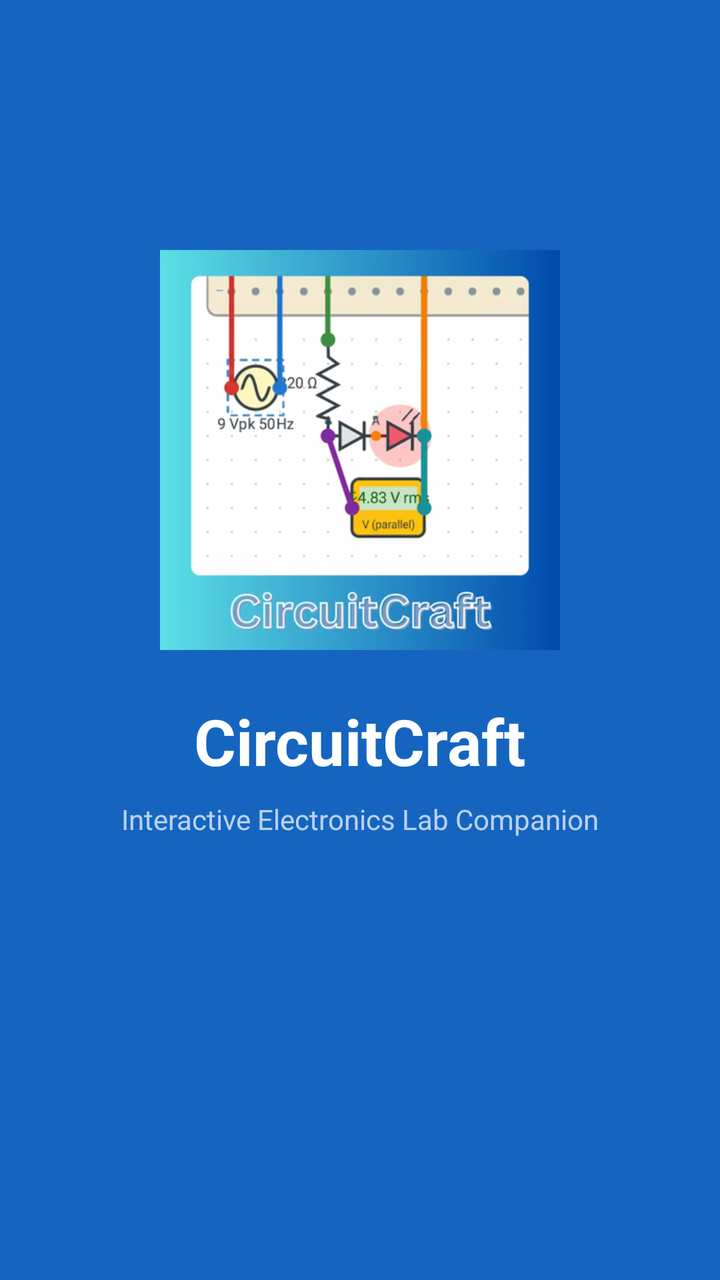
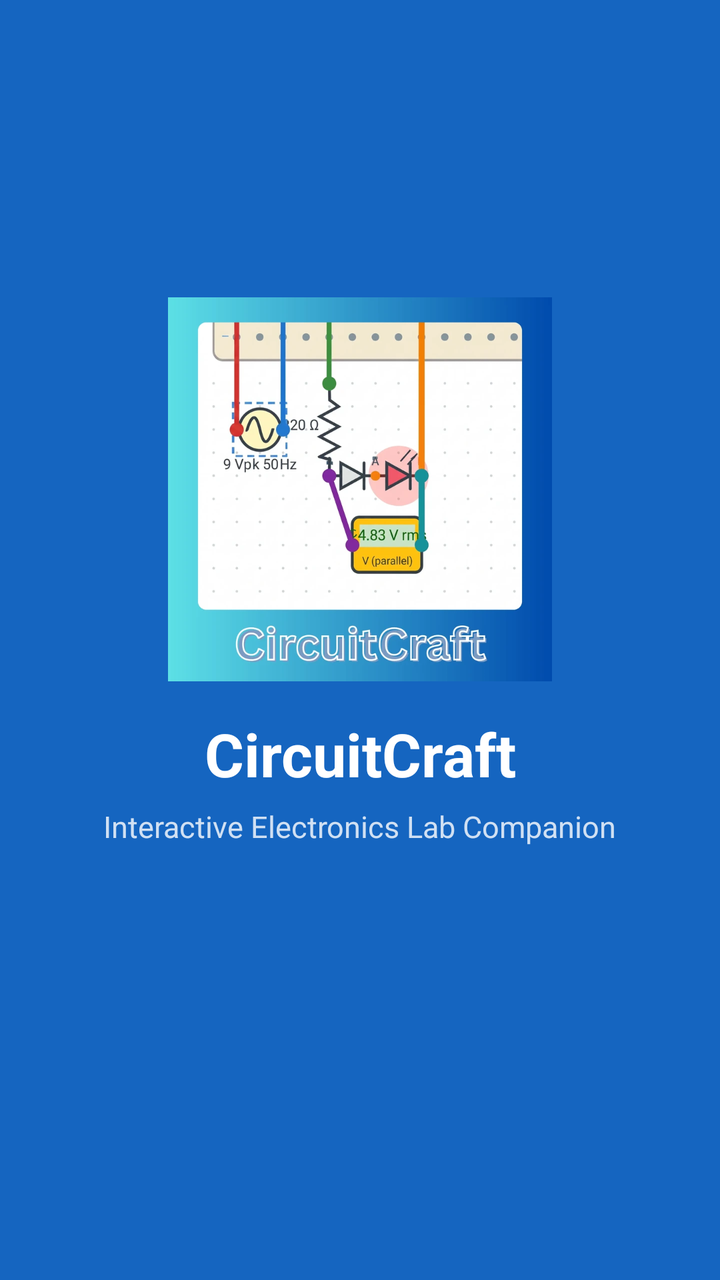

Two renders of the same Android screen: before a commit and after it. Below are the layout's source before the change and the commit's diff.
<!-- AndroidManifest.xml: activity theme Theme.CircuitCraft.Splash -->
<!-- res/layout/activity_splash.xml -->
<?xml version="1.0" encoding="utf-8"?>
<LinearLayout xmlns:android="http://schemas.android.com/apk/res/android"
    android:layout_width="match_parent"
    android:layout_height="match_parent"
    android:orientation="vertical"
    android:gravity="center"
    android:background="#1565C0">

    <ImageView
        android:id="@+id/splashLogo"
        android:layout_width="200dp"
        android:layout_height="200dp"
        android:src="@drawable/splash_logo"
        android:contentDescription="CircuitCraft Logo" />

    <TextView
        android:layout_width="wrap_content"
        android:layout_height="wrap_content"
        android:layout_marginTop="24dp"
        android:text="CircuitCraft"
        android:textSize="32sp"
        android:textStyle="bold"
        android:textColor="#FFFFFF" />

    <TextView
        android:layout_width="wrap_content"
        android:layout_height="wrap_content"
        android:layout_marginTop="8dp"
        android:text="Interactive Electronics Lab Companion"
        android:textSize="14sp"
        android:textColor="#B3FFFFFF" />

    <ProgressBar
        android:id="@+id/splashProgress"
        android:layout_width="wrap_content"
        android:layout_height="wrap_content"
        android:layout_marginTop="48dp"
        android:indeterminateTint="#FFFFFF" />

</LinearLayout>
<!-- resources referenced by this layout -->
<resources>
  <!-- drawable splash_logo: png bitmap (drawable, 99803 bytes) -->
  <style name="Theme.CircuitCraft.Splash" parent="Theme.MaterialComponents.Light.NoActionBar">
          <item name="colorPrimary">@color/primary</item>
          <item name="colorPrimaryVariant">@color/primary_dark</item>
          <item name="android:windowBackground">@color/primary</item>
          <item name="android:statusBarColor">@color/primary_dark</item>
      </style>
  <color name="primary">#1565C0</color>
  <color name="primary_dark">#0D47A1</color>
</resources>

<!-- the commit's change to res/layout/activity_splash.xml (unified diff, before → after) -->
@@ -1,40 +1,53 @@
 <?xml version="1.0" encoding="utf-8"?>
-<LinearLayout xmlns:android="http://schemas.android.com/apk/res/android"
-    android:layout_width="match_parent"
-    android:layout_height="match_parent"
-    android:orientation="vertical"
-    android:gravity="center"
-    android:background="#1565C0">
+<androidx.constraintlayout.widget.ConstraintLayout
+    xmlns:android="http://schemas.android.com/apk/res/android"
+    xmlns:app="http://schemas.android.com/apk/res-auto"
+    android:layout_width="match_parent" android:layout_height="match_parent"
+    android:background="@color/splash_bg">
 
+    
     <ImageView
-        android:id="@+id/splashLogo"
-        android:layout_width="200dp"
-        android:layout_height="200dp"
-        android:src="@drawable/splash_logo"
-        android:contentDescription="CircuitCraft Logo" />
+        android:id="@+id/ivLogo"
+        android:layout_width="0dp" android:layout_height="0dp"
+        android:contentDescription="CircuitCraft logo"
+        android:src="@drawable/circuitcraft_logo"
+        app:layout_constraintDimensionRatio="W,1:1"
+        app:layout_constraintHeight_percent="0.30"
+        app:layout_constraintVertical_chainStyle="packed"
+        app:layout_constraintTop_toTopOf="parent"
+        app:layout_constraintBottom_toTopOf="@id/tvTitle"
+        app:layout_constraintStart_toStartOf="parent"
+        app:layout_constraintEnd_toEndOf="parent" />
 
     <TextView
-        android:layout_width="wrap_content"
-        android:layout_height="wrap_content"
-        android:layout_marginTop="24dp"
-        android:text="CircuitCraft"
-        android:textSize="32sp"
-        android:textStyle="bold"
-        android:textColor="#FFFFFF" />
+        android:id="@+id/tvTitle"
+        android:layout_width="wrap_content" android:layout_height="wrap_content"
+        android:layout_marginTop="16dp"
+        android:text="CircuitCraft" android:textColor="@color/white"
+        android:textSize="30sp" android:textStyle="bold"
+        app:layout_constraintTop_toBottomOf="@id/ivLogo"
+        app:layout_constraintBottom_toTopOf="@id/tvTagline"
+        app:layout_constraintStart_toStartOf="parent"
+        app:layout_constraintEnd_toEndOf="parent" />
 
     <TextView
-        android:layout_width="wrap_content"
-        android:layout_height="wrap_content"
-        android:layout_marginTop="8dp"
+        android:id="@+id/tvTagline"
+        android:layout_width="wrap_content" android:layout_height="wrap_content"
+        android:layout_marginTop="6dp"
         android:text="Interactive Electronics Lab Companion"
-        android:textSize="14sp"
-        android:textColor="#B3FFFFFF" />
+        android:textColor="#CCFFFFFF" android:textSize="15sp"
+        app:layout_constraintTop_toBottomOf="@id/tvTitle"
+        app:layout_constraintBottom_toTopOf="@id/progress"
+        app:layout_constraintStart_toStartOf="parent"
+        app:layout_constraintEnd_toEndOf="parent" />
 
     <ProgressBar
-        android:id="@+id/splashProgress"
-        android:layout_width="wrap_content"
-        android:layout_height="wrap_content"
-        android:layout_marginTop="48dp"
-        android:indeterminateTint="#FFFFFF" />
-
-</LinearLayout>
+        android:id="@+id/progress"
+        android:layout_width="40dp" android:layout_height="40dp"
+        android:layout_marginTop="28dp"
+        android:indeterminateTint="@color/white"
+        app:layout_constraintTop_toBottomOf="@id/tvTagline"
+        app:layout_constraintBottom_toBottomOf="parent"
+        app:layout_constraintStart_toStartOf="parent"
+        app:layout_constraintEnd_toEndOf="parent" />
+</androidx.constraintlayout.widget.ConstraintLayout>
<!-- resource entries referenced after the edit -->
@@ -1,6 +1,7 @@
 <!-- resources referenced by this layout -->
 <resources>
-  <!-- drawable splash_logo: png bitmap (drawable, 99803 bytes) -->
+  <color name="white">#FFFFFF</color>
+  <!-- drawable circuitcraft_logo: webp bitmap (drawable-nodpi, 41486 bytes) -->
   <style name="Theme.CircuitCraft.Splash" parent="Theme.MaterialComponents.Light.NoActionBar">
           <item name="colorPrimary">@color/primary</item>
           <item name="colorPrimaryVariant">@color/primary_dark</item>
